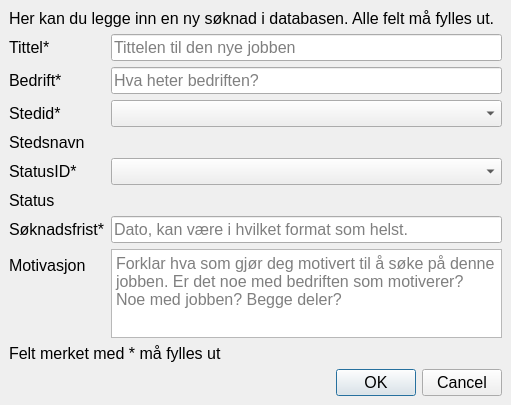
First picture: the form in src/QT/jobber/jobber/newjob.ui, repository andersbo87/sources, before the edit.
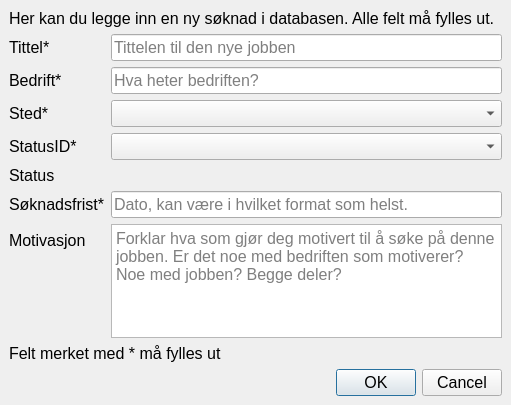
Second picture: the form after the edit. Icons and pictures are not drawn.

Commit message: La til nye metoder for å kunne liste sted i newjob.cpp etter stedsnavn (alfabetisk) istedenfor etter stedid (stigende).

```diff
--- a/src/QT/jobber/jobber/newjob.ui
+++ b/src/QT/jobber/jobber/newjob.ui
@@ -72,7 +72,7 @@
     <item row="3" column="0">
      <widget class="QLabel" name="labelStedid">
       <property name="text">
-       <string>Stedid*</string>
+       <string>Sted*</string>
       </property>
      </widget>
     </item>
@@ -80,65 +80,58 @@
      <widget class="QComboBox" name="comboBoxStedID"/>
     </item>
     <item row="4" column="0">
-     <widget class="QLabel" name="labelCity">
-      <property name="text">
-       <string>Stedsnavn</string>
-      </property>
-     </widget>
-    </item>
-    <item row="4" column="1">
-     <widget class="QLabel" name="labelCityValue">
-      <property name="text">
-       <string/>
-      </property>
-     </widget>
-    </item>
-    <item row="5" column="0">
      <widget class="QLabel" name="labelStatusID">
       <property name="text">
        <string>StatusID*</string>
       </property>
      </widget>
     </item>
-    <item row="5" column="1">
+    <item row="4" column="1">
      <widget class="QComboBox" name="comboBoxStatusID"/>
     </item>
-    <item row="6" column="0">
+    <item row="5" column="0">
      <widget class="QLabel" name="labelStatus">
       <property name="text">
        <string>Status</string>
       </property>
      </widget>
     </item>
-    <item row="6" column="1">
+    <item row="5" column="1">
      <widget class="QLabel" name="labelStatusValue">
       <property name="text">
        <string/>
       </property>
      </widget>
     </item>
-    <item row="7" column="0">
+    <item row="6" column="0">
      <widget class="QLabel" name="labelSoknadsfrist">
       <property name="text">
        <string>Søknadsfrist*</string>
       </property>
      </widget>
     </item>
-    <item row="7" column="1">
+    <item row="6" column="1">
      <widget class="QLineEdit" name="lineEditSoknadsfrist">
       <property name="placeholderText">
        <string>Dato, kan være i hvilket format som helst.</string>
       </property>
      </widget>
     </item>
-    <item row="8" column="0">
+    <item row="7" column="0">
      <widget class="QLabel" name="labelMotivation">
       <property name="text">
        <string>Motivasjon</string>
       </property>
      </widget>
     </item>
-    <item row="9" column="0" colspan="2">
+    <item row="7" column="1">
+     <widget class="QTextEdit" name="textEditMotivation">
+      <property name="placeholderText">
+       <string>Forklar hva som gjør deg motivert til å søke på denne jobben. Er det noe med bedriften som motiverer? Noe med jobben? Begge deler?</string>
+      </property>
+     </widget>
+    </item>
+    <item row="8" column="0" colspan="2">
      <widget class="QLabel" name="labelAsterisk">
       <property name="text">
        <string>Felt merket med * må fylles ut</string>
@@ -152,13 +145,6 @@
       </property>
      </widget>
     </item>
-    <item row="8" column="1">
-     <widget class="QTextEdit" name="textEditMotivation">
-      <property name="placeholderText">
-       <string>Forklar hva som gjør deg motivert til å søke på denne jobben. Er det noe med bedriften som motiverer? Noe med jobben? Begge deler?</string>
-      </property>
-     </widget>
-    </item>
    </layout>
   </widget>
  </widget>
```
Left out of the diff: 6 changed lines with no effect on the pictures. The commit also changes 2 other files.
